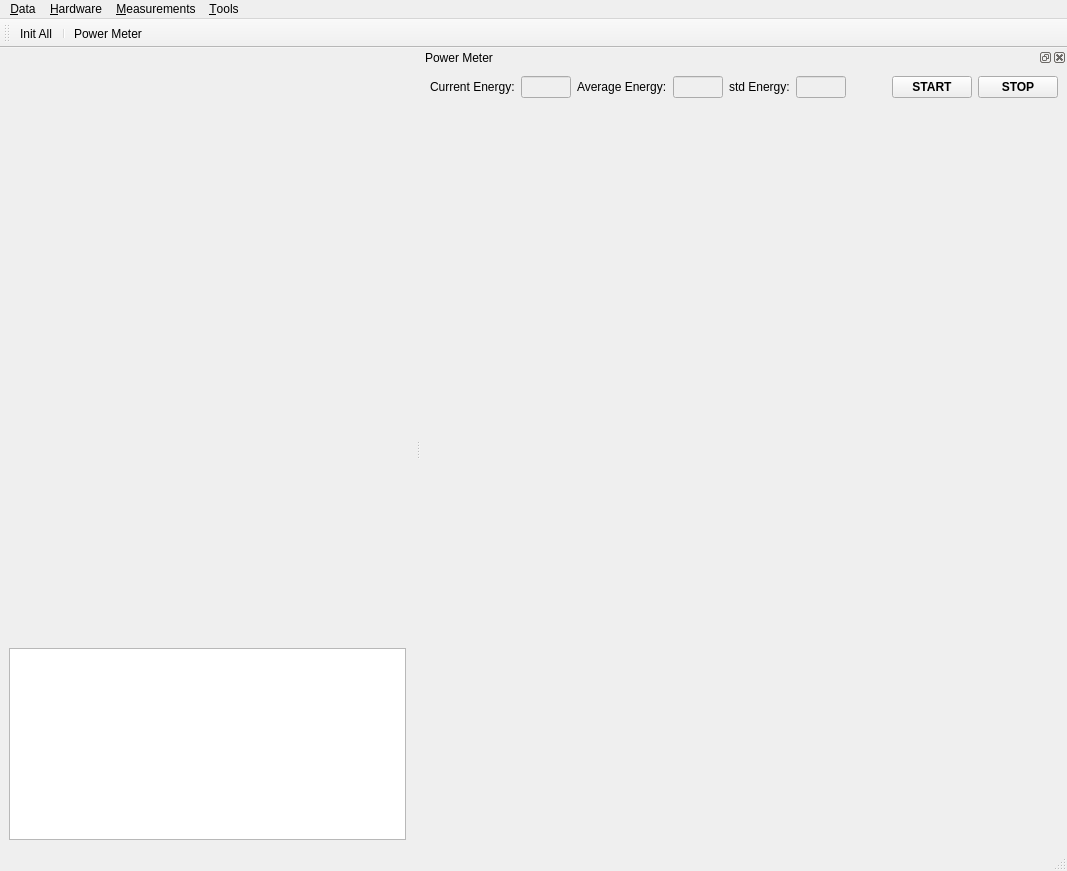
Above: modules/PA_main_window.ui from Kaldarinz/PA-RSCF-22-72-00015- before the change. Below: the same form after it.
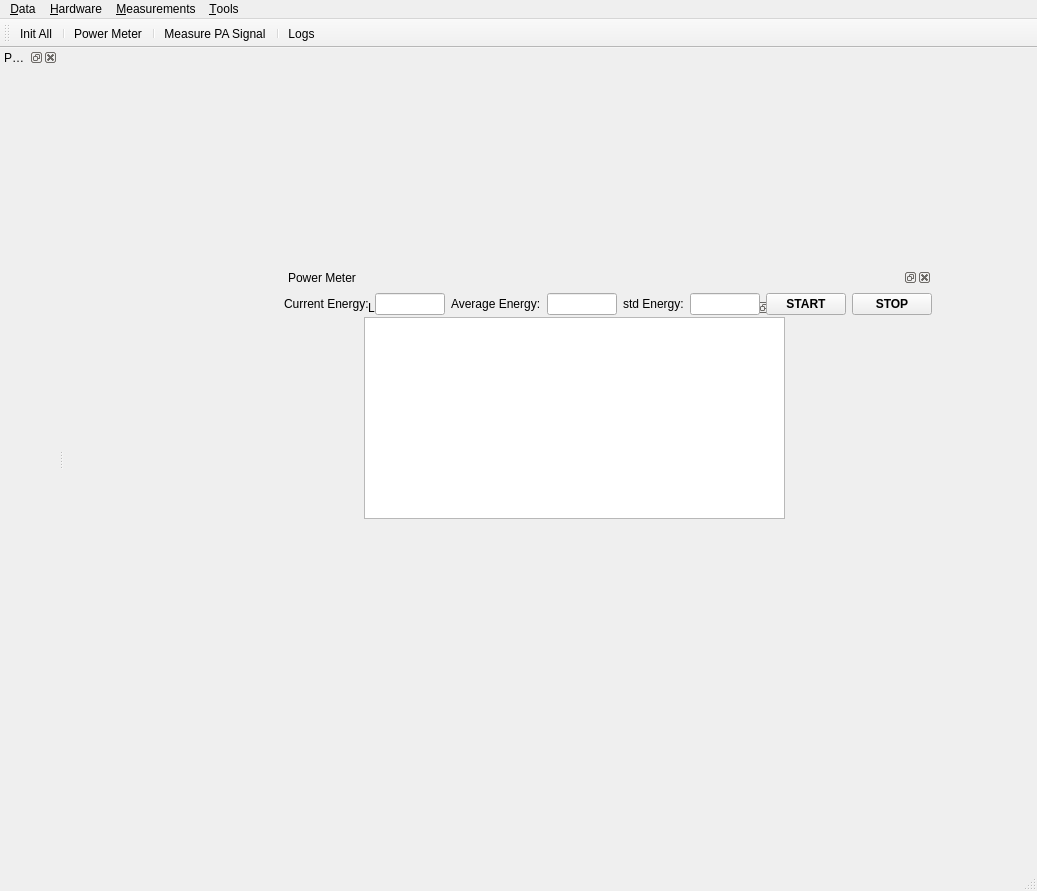
That is the form after the change. Icons and pictures are not drawn. Custom widgets are drawn as their Qt base class.

Diff of the .ui file:
```diff
--- a/modules/PA_main_window.ui
+++ b/modules/PA_main_window.ui
@@ -6,8 +6,8 @@
    <rect>
     <x>0</x>
     <y>0</y>
-    <width>1067</width>
-    <height>871</height>
+    <width>1037</width>
+    <height>891</height>
    </rect>
   </property>
   <property name="sizePolicy">
@@ -25,51 +25,312 @@
   <property name="windowTitle">
    <string>Photoacoustics</string>
   </property>
+  <property name="dockNestingEnabled">
+   <bool>true</bool>
+  </property>
   <widget class="QWidget" name="centralwidget">
-   <layout class="QVBoxLayout" name="verticalLayout">
-    <item>
-     <spacer name="verticalSpacer">
-      <property name="orientation">
-       <enum>Qt::Vertical</enum>
+   <widget class="QDockWidget" name="dock_pm">
+    <property name="enabled">
+     <bool>true</bool>
+    </property>
+    <property name="geometry">
+     <rect>
+      <x>220</x>
+      <y>220</y>
+      <width>626</width>
+      <height>281</height>
+     </rect>
+    </property>
+    <property name="minimumSize">
+     <size>
+      <width>626</width>
+      <height>250</height>
+     </size>
+    </property>
+    <property name="acceptDrops">
+     <bool>true</bool>
+    </property>
+    <property name="accessibleName">
+     <string/>
+    </property>
+    <property name="floating">
+     <bool>true</bool>
+    </property>
+    <property name="windowTitle">
+     <string>Power Meter</string>
+    </property>
+    <widget class="QWidget" name="w_pm">
+     <layout class="QVBoxLayout" name="verticalLayout_2">
+      <property name="spacing">
+       <number>6</number>
       </property>
-      <property name="sizeHint" stdset="0">
-       <size>
-        <width>20</width>
-        <height>40</height>
-       </size>
+      <property name="leftMargin">
+       <number>0</number>
       </property>
-     </spacer>
-    </item>
-    <item>
-     <widget class="QPlainTextEdit" name="LogTextEdit">
-      <property name="sizePolicy">
-       <sizepolicy hsizetype="Expanding" vsizetype="Maximum">
-        <horstretch>0</horstretch>
-        <verstretch>0</verstretch>
-       </sizepolicy>
+      <property name="topMargin">
+       <number>6</number>
       </property>
-      <property name="minimumSize">
-       <size>
-        <width>0</width>
-        <height>0</height>
-       </size>
+      <property name="rightMargin">
+       <number>0</number>
       </property>
-      <property name="maximumSize">
-       <size>
-        <width>16777215</width>
-        <height>200</height>
-       </size>
+      <property name="bottomMargin">
+       <number>0</number>
       </property>
-     </widget>
-    </item>
-   </layout>
+      <item>
+       <layout class="QHBoxLayout" name="horizontalLayout_9">
+        <item>
+         <widget class="QLabel" name="lbl_cur_en">
+          <property name="text">
+           <string>Current Energy:</string>
+          </property>
+         </widget>
+        </item>
+        <item>
+         <widget class="QLineEdit" name="le_cur_en">
+          <property name="enabled">
+           <bool>true</bool>
+          </property>
+          <property name="sizePolicy">
+           <sizepolicy hsizetype="Fixed" vsizetype="Fixed">
+            <horstretch>0</horstretch>
+            <verstretch>0</verstretch>
+           </sizepolicy>
+          </property>
+          <property name="minimumSize">
+           <size>
+            <width>70</width>
+            <height>20</height>
+           </size>
+          </property>
+          <property name="maximumSize">
+           <size>
+            <width>50</width>
+            <height>16777215</height>
+           </size>
+          </property>
+          <property name="readOnly">
+           <bool>true</bool>
+          </property>
+         </widget>
+        </item>
+        <item>
+         <widget class="QLabel" name="lbl_aver_en">
+          <property name="text">
+           <string>Average Energy:</string>
+          </property>
+         </widget>
+        </item>
+        <item>
+         <widget class="QLineEdit" name="le_aver_en">
+          <property name="enabled">
+           <bool>true</bool>
+          </property>
+          <property name="sizePolicy">
+           <sizepolicy hsizetype="Fixed" vsizetype="Fixed">
+            <horstretch>0</horstretch>
+            <verstretch>0</verstretch>
+           </sizepolicy>
+          </property>
+          <property name="minimumSize">
+           <size>
+            <width>70</width>
+            <height>20</height>
+           </size>
+          </property>
+          <property name="maximumSize">
+           <size>
+            <width>50</width>
+            <height>16777215</height>
+           </size>
+          </property>
+          <property name="readOnly">
+           <bool>true</bool>
+          </property>
+         </widget>
+        </item>
+        <item>
+         <widget class="QLabel" name="lbl_std_en">
+          <property name="text">
+           <string>std Energy:</string>
+          </property>
+         </widget>
+        </item>
+        <item>
+         <widget class="QLineEdit" name="le_std_en">
+          <property name="enabled">
+           <bool>true</bool>
+          </property>
+          <property name="sizePolicy">
+           <sizepolicy hsizetype="Fixed" vsizetype="Fixed">
+            <horstretch>0</horstretch>
+            <verstretch>0</verstretch>
+           </sizepolicy>
+          </property>
+          <property name="minimumSize">
+           <size>
+            <width>70</width>
+            <height>20</height>
+           </size>
+          </property>
+          <property name="maximumSize">
+           <size>
+            <width>50</width>
+            <height>16777215</height>
+           </size>
+          </property>
+          <property name="readOnly">
+           <bool>true</bool>
+          </property>
+         </widget>
+        </item>
+        <item>
+         <spacer name="horizontalSpacer">
+          <property name="orientation">
+           <enum>Qt::Horizontal</enum>
+          </property>
+          <property name="sizeHint" stdset="0">
+           <size>
+            <width>40</width>
+            <height>20</height>
+           </size>
+          </property>
+         </spacer>
+        </item>
+        <item>
+         <widget class="QPushButton" name="btn_pm_start">
+          <property name="font">
+           <font>
+            <weight>75</weight>
+            <bold>true</bold>
+           </font>
+          </property>
+          <property name="text">
+           <string>START</string>
+          </property>
+         </widget>
+        </item>
+        <item>
+         <widget class="QPushButton" name="btn_pm_stop">
+          <property name="font">
+           <font>
+            <weight>75</weight>
+            <bold>true</bold>
+            <underline>false</underline>
+            <strikeout>false</strikeout>
+           </font>
+          </property>
+          <property name="text">
+           <string>STOP</string>
+          </property>
+         </widget>
+        </item>
+       </layout>
+      </item>
+      <item>
+       <layout class="QHBoxLayout" name="horizontalLayout_10">
+        <item>
+         <widget class="MplCanvas" name="plot_pm_left" native="true">
+          <property name="sizePolicy">
+           <sizepolicy hsizetype="Expanding" vsizetype="Expanding">
+            <horstretch>0</horstretch>
+            <verstretch>0</verstretch>
+           </sizepolicy>
+          </property>
+         </widget>
+        </item>
+        <item>
+         <widget class="MplCanvas" name="plot_pm_right" native="true">
+          <property name="sizePolicy">
+           <sizepolicy hsizetype="Expanding" vsizetype="Expanding">
+            <horstretch>0</horstretch>
+            <verstretch>0</verstretch>
+           </sizepolicy>
+          </property>
+         </widget>
+        </item>
+       </layout>
+      </item>
+     </layout>
+    </widget>
+   </widget>
+   <widget class="QDockWidget" name="dock_log">
+    <property name="geometry">
+     <rect>
+      <x>300</x>
+      <y>250</y>
+      <width>421</width>
+      <height>221</height>
+     </rect>
+    </property>
+    <property name="floating">
+     <bool>true</bool>
+    </property>
+    <property name="features">
+     <set>QDockWidget::AllDockWidgetFeatures</set>
+    </property>
+    <property name="allowedAreas">
+     <set>Qt::AllDockWidgetAreas</set>
+    </property>
+    <property name="windowTitle">
+     <string>Logs</string>
+    </property>
+    <widget class="QWidget" name="dockWidgetContents_7">
+     <layout class="QHBoxLayout" name="horizontalLayout">
+      <property name="spacing">
+       <number>0</number>
+      </property>
+      <property name="leftMargin">
+       <number>0</number>
+      </property>
+      <property name="topMargin">
+       <number>0</number>
+      </property>
+      <property name="rightMargin">
+       <number>0</number>
+      </property>
+      <property name="bottomMargin">
+       <number>0</number>
+      </property>
+      <item>
+       <widget class="QPlainTextEdit" name="te_log">
+        <property name="enabled">
+         <bool>true</bool>
+        </property>
+        <property name="sizePolicy">
+         <sizepolicy hsizetype="Expanding" vsizetype="Expanding">
+          <horstretch>0</horstretch>
+          <verstretch>0</verstretch>
+         </sizepolicy>
+        </property>
+        <property name="minimumSize">
+         <size>
+          <width>0</width>
+          <height>0</height>
+         </size>
+        </property>
+        <property name="maximumSize">
+         <size>
+          <width>16777215</width>
+          <height>16777215</height>
+         </size>
+        </property>
+        <property name="readOnly">
+         <bool>true</bool>
+        </property>
+       </widget>
+      </item>
+     </layout>
+    </widget>
+   </widget>
+   <zorder>dock_log</zorder>
+   <zorder>dock_pm</zorder>
   </widget>
   <widget class="QMenuBar" name="menubar">
    <property name="geometry">
     <rect>
      <x>0</x>
      <y>0</y>
-     <width>1067</width>
+     <width>1037</width>
      <height>21</height>
     </rect>
    </property>
@@ -99,9 +360,10 @@
     <property name="title">
      <string>&amp;Measurements</string>
     </property>
-    <addaction name="action_Point_measurement"/>
+    <addaction name="action_measure_PA"/>
     <addaction name="separator"/>
     <addaction name="action_Power_Meter"/>
+    <addaction name="separator"/>
    </widget>
    <widget class="QMenu" name="menu_Tools">
     <property name="title">
@@ -129,209 +391,44 @@
    <addaction name="action_Init"/>
    <addaction name="separator"/>
    <addaction name="action_Power_Meter"/>
+   <addaction name="separator"/>
+   <addaction name="action_measure_PA"/>
+   <addaction name="separator"/>
+   <addaction name="action_Logs"/>
   </widget>
-  <widget class="QDockWidget" name="dock_pm">
-   <property name="enabled">
-    <bool>true</bool>
-   </property>
-   <property name="minimumSize">
-    <size>
-     <width>584</width>
-     <height>250</height>
-    </size>
-   </property>
-   <property name="acceptDrops">
-    <bool>true</bool>
-   </property>
-   <property name="accessibleName">
-    <string/>
-   </property>
-   <property name="floating">
-    <bool>true</bool>
-   </property>
+  <widget class="QDockWidget" name="dock_pa">
    <property name="windowTitle">
-    <string>Power Meter</string>
+    <string>PA Signal Measurement</string>
    </property>
    <attribute name="dockWidgetArea">
-    <number>2</number>
+    <number>1</number>
    </attribute>
-   <widget class="QWidget" name="w_pm">
-    <layout class="QVBoxLayout" name="verticalLayout_2">
-     <item>
-      <layout class="QHBoxLayout" name="horizontalLayout_9">
-       <item>
-        <widget class="QLabel" name="lbl_cur_en">
-         <property name="text">
-          <string>Current Energy:</string>
-         </property>
-        </widget>
-       </item>
-       <item>
-        <widget class="QLineEdit" name="le_cur_en">
-         <property name="enabled">
-          <bool>false</bool>
-         </property>
-         <property name="sizePolicy">
-          <sizepolicy hsizetype="Fixed" vsizetype="Fixed">
-           <horstretch>0</horstretch>
-           <verstretch>0</verstretch>
-          </sizepolicy>
-         </property>
-         <property name="minimumSize">
-          <size>
-           <width>50</width>
-           <height>20</height>
-          </size>
-         </property>
-         <property name="maximumSize">
-          <size>
-           <width>50</width>
-           <height>16777215</height>
-          </size>
-         </property>
-         <property name="readOnly">
-          <bool>true</bool>
-         </property>
-        </widget>
-       </item>
-       <item>
-        <widget class="QLabel" name="lbl_aver_en">
-         <property name="text">
-          <string>Average Energy:</string>
-         </property>
-        </widget>
-       </item>
-       <item>
-        <widget class="QLineEdit" name="le_aver_en">
-         <property name="enabled">
-          <bool>false</bool>
-         </property>
-         <property name="sizePolicy">
-          <sizepolicy hsizetype="Fixed" vsizetype="Fixed">
-           <horstretch>0</horstretch>
-           <verstretch>0</verstretch>
-          </sizepolicy>
-         </property>
-         <property name="minimumSize">
-          <size>
-           <width>50</width>
-           <height>20</height>
-          </size>
-         </property>
-         <property name="maximumSize">
-          <size>
-           <width>50</width>
-           <height>16777215</height>
-          </size>
-         </property>
-         <property name="readOnly">
-          <bool>true</bool>
-         </property>
-        </widget>
-       </item>
-       <item>
-        <widget class="QLabel" name="lbl_std_en">
-         <property name="text">
-          <string>std Energy:</string>
-         </property>
-        </widget>
-       </item>
-       <item>
-        <widget class="QLineEdit" name="le_std_en">
-         <property name="enabled">
-          <bool>false</bool>
-         </property>
-         <property name="sizePolicy">
-          <sizepolicy hsizetype="Fixed" vsizetype="Fixed">
-           <horstretch>0</horstretch>
-           <verstretch>0</verstretch>
-          </sizepolicy>
-         </property>
-         <property name="minimumSize">
-          <size>
-           <width>50</width>
-           <height>20</height>
-          </size>
-         </property>
-         <property name="maximumSize">
-          <size>
-           <width>50</width>
-           <height>16777215</height>
-          </size>
-         </property>
-         <property name="readOnly">
-          <bool>true</bool>
-         </property>
-        </widget>
-       </item>
-       <item>
-        <spacer name="horizontalSpacer">
-         <property name="orientation">
-          <enum>Qt::Horizontal</enum>
-         </property>
-         <property name="sizeHint" stdset="0">
-          <size>
-           <width>40</width>
-           <height>20</height>
-          </size>
-         </property>
-        </spacer>
-       </item>
-       <item>
-        <widget class="QPushButton" name="btn_pm_start">
-         <property name="font">
-          <font>
-           <weight>75</weight>
-           <bold>true</bold>
-          </font>
-         </property>
-         <property name="text">
-          <string>START</string>
-         </property>
-        </widget>
-       </item>
-       <item>
-        <widget class="QPushButton" name="btn_pm_stop">
-         <property name="font">
-          <font>
-           <weight>75</weight>
-           <bold>true</bold>
-           <underline>false</underline>
-           <strikeout>false</strikeout>
-          </font>
-         </property>
-         <property name="text">
-          <string>STOP</string>
-         </property>
-        </widget>
-       </item>
-      </layout>
-     </item>
-     <item>
-      <layout class="QHBoxLayout" name="horizontalLayout_10">
-       <item>
-        <widget class="MplCanvas" name="plot_pm_left" native="true">
-         <property name="sizePolicy">
-          <sizepolicy hsizetype="Expanding" vsizetype="Expanding">
-           <horstretch>0</horstretch>
-           <verstretch>0</verstretch>
-          </sizepolicy>
-         </property>
-        </widget>
-       </item>
-       <item>
-        <widget class="MplCanvas" name="plot_pm_right" native="true">
-         <property name="sizePolicy">
-          <sizepolicy hsizetype="Expanding" vsizetype="Expanding">
-           <horstretch>0</horstretch>
-           <verstretch>0</verstretch>
-          </sizepolicy>
-         </property>
-        </widget>
-       </item>
-      </layout>
-     </item>
-    </layout>
+   <widget class="QWidget" name="dockWidgetContents">
+    <widget class="QPushButton" name="pushButton">
+     <property name="geometry">
+      <rect>
+       <x>60</x>
+       <y>50</y>
+       <width>75</width>
+       <height>23</height>
+      </rect>
+     </property>
+     <property name="text">
+      <string>PushButton</string>
+     </property>
+    </widget>
+    <widget class="QStackedWidget" name="stackedWidget">
+     <property name="geometry">
+      <rect>
+       <x>330</x>
+       <y>90</y>
+       <width>120</width>
+       <height>80</height>
+      </rect>
+     </property>
+     <widget class="QWidget" name="page"/>
+     <widget class="QWidget" name="page_2"/>
+    </widget>
    </widget>
   </widget>
   <action name="action_Open">
@@ -378,9 +475,13 @@
     <string>&amp;Init All</string>
    </property>
   </action>
-  <action name="action_Point_measurement">
+  <action name="action_measure_PA">
+   <property name="icon">
+    <iconset resource="qt_resources.qrc">
+     <normaloff>:/icons/qt_resources/spectrum.png</normaloff>:/icons/qt_resources/spectrum.png</iconset>
+   </property>
    <property name="text">
-    <string>&amp;Point Measurement</string>
+    <string>Measure PA Signal</string>
    </property>
   </action>
   <action name="action_Power_Meter">
@@ -396,6 +497,13 @@
    </property>
   </action>
   <action name="action_Logs">
+   <property name="checkable">
+    <bool>true</bool>
+   </property>
+   <property name="icon">
+    <iconset resource="qt_resources.qrc">
+     <normaloff>:/icons/qt_resources/sticky-note-text.png</normaloff>:/icons/qt_resources/sticky-note-text.png</iconset>
+   </property>
    <property name="text">
     <string>&amp;Logs</string>
    </property>
```
Left out of the diff: 32 changed lines with no effect on the pictures.
